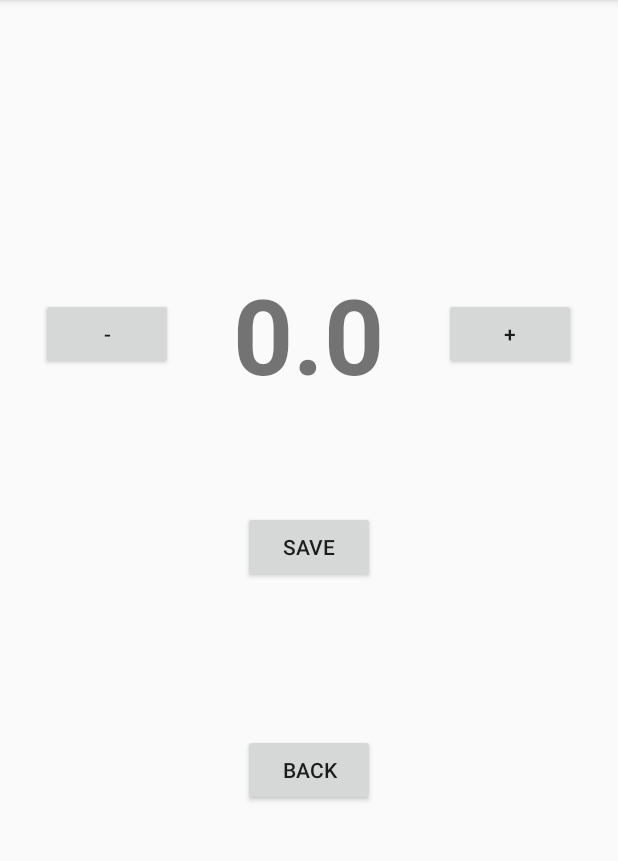
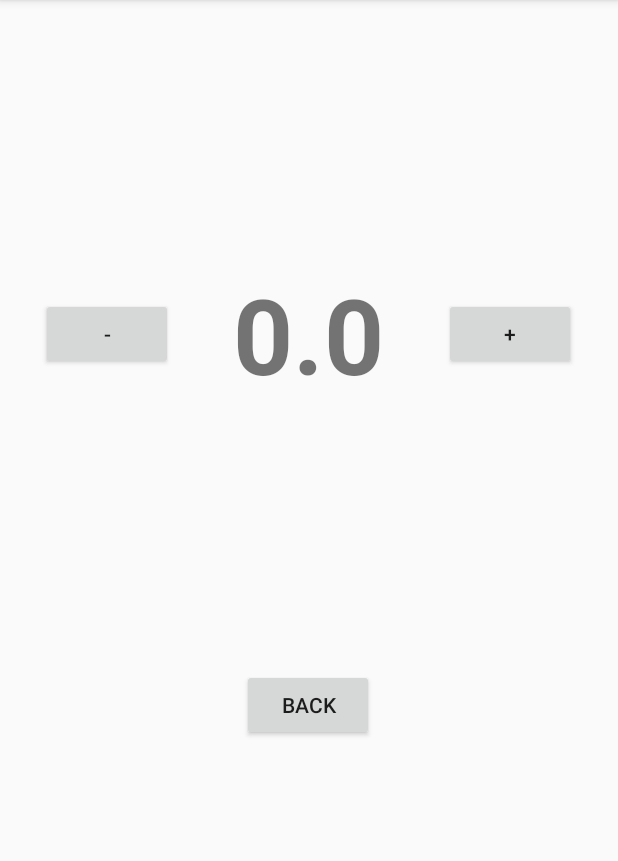
Before and after one commit to camelKase/NICU_DBReader, an Android app: the Callibration screen opened directly, with no data from a screen before it, on a phone screen of 412 x 824 dp, the part 84-945 px from its top. Run offline under Robolectric (Android 15) with nearby library versions, the phone set to English and light mode, and no system bars.

Commit message:
pop up additions

```diff
--- a/DBReader_ver1/app/src/main/java/com/example/dbreader_ver1/Callibration.java
+++ b/DBReader_ver1/app/src/main/java/com/example/dbreader_ver1/Callibration.java
@@ -11,6 +11,7 @@ import android.os.Bundle;
 import android.view.View;
 import android.widget.Button;
 import android.widget.TextView;
+import android.widget.Toast;
 
 public class Callibration extends AppCompatActivity {
     int minteger = 0;
@@ -35,13 +36,7 @@ public class Callibration extends AppCompatActivity {
         userCal = sharedPreferences.getFloat(calibration, 0);
         currentCal.setText(userCal.toString());
         minteger = userCal.intValue();
-        saveButton.setOnClickListener(new View.OnClickListener() {
-            @Override
-            public void onClick(View view) {
-                // inputting the save preference method here.
-                saveCalibrationPreference(minteger);
-            }
-        });
+
 
         back();
     }
@@ -71,6 +66,8 @@ public class Callibration extends AppCompatActivity {
         SharedPreferences.Editor editor = sharedPreferences.edit();
         editor.putFloat(calibration, n);
         editor.apply();
+        Toast.makeText(this,
+                "Calibration Set to " + minteger, Toast.LENGTH_SHORT).show();
     }
 
     private void back() {
--- a/DBReader_ver1/app/src/main/res/layout/activity_callibration.xml
+++ b/DBReader_ver1/app/src/main/res/layout/activity_callibration.xml
@@ -45,21 +45,6 @@
             android:text="+" />
     </LinearLayout>
 
-    <Button
-        android:id="@+id/saveButton"
-        android:layout_width="wrap_content"
-        android:layout_height="wrap_content"
-        android:layout_marginStart="161dp"
-        android:layout_marginTop="55dp"
-        android:layout_marginEnd="162dp"
-        android:layout_marginBottom="8dp"
-        android:text="@string/save"
-        app:layout_constraintBottom_toBottomOf="parent"
-        app:layout_constraintEnd_toEndOf="parent"
-        app:layout_constraintHorizontal_bias="1.0"
-        app:layout_constraintStart_toStartOf="parent"
-        app:layout_constraintTop_toBottomOf="@+id/linearLayout"
-        app:layout_constraintVertical_bias="0.0" />
 
     <Button
         android:id="@+id/backButton"
@@ -72,10 +57,11 @@
         android:text="@string/back"
         app:layout_constraintBottom_toBottomOf="parent"
         app:layout_constraintEnd_toEndOf="parent"
-        app:layout_constraintHorizontal_bias="1.0"
+        app:layout_constraintHorizontal_bias="0.0"
         app:layout_constraintStart_toStartOf="parent"
-        app:layout_constraintTop_toBottomOf="@+id/saveButton"
-        app:layout_constraintVertical_bias="0.294" />
+
+        app:layout_constraintTop_toTopOf="parent"
+        app:layout_constraintVertical_bias="0.622" />
 
     <TextView
         android:id="@+id/textView2"
```
